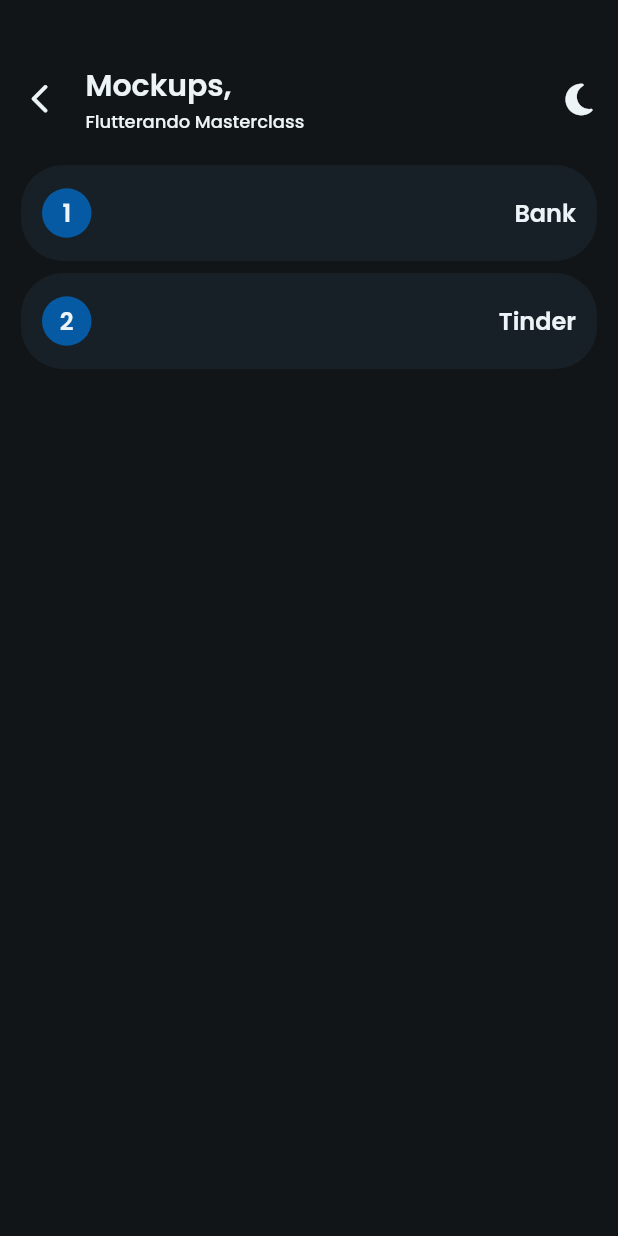
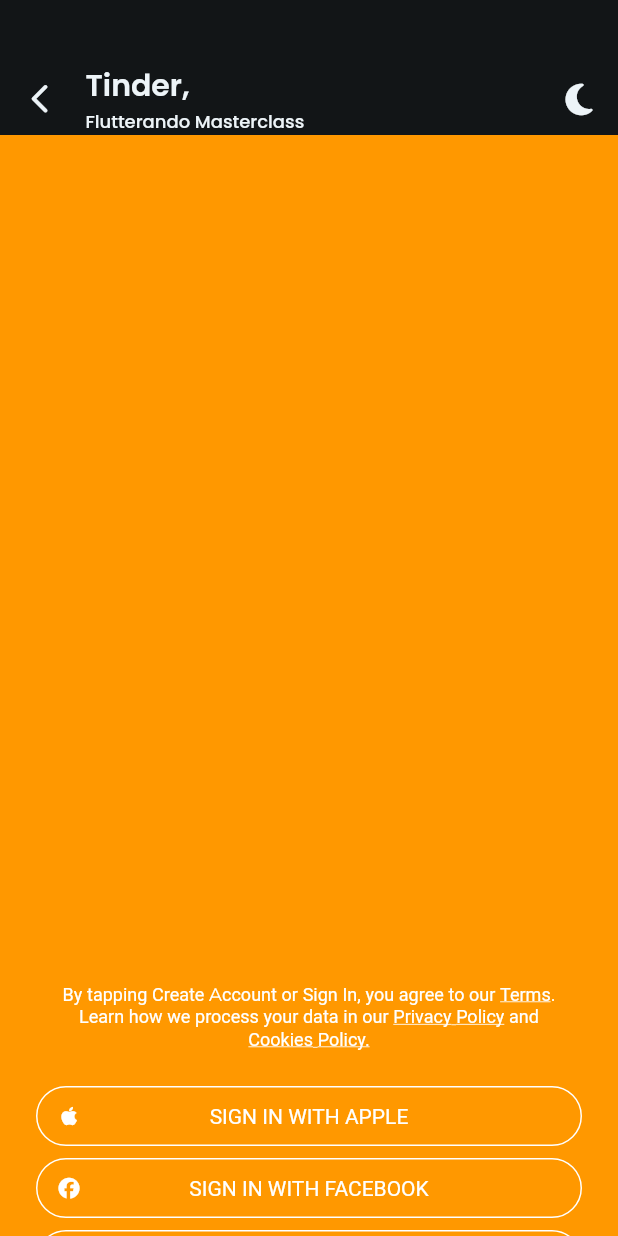
Before and after one commit to DarlanMichel/desafio_masterclass, a Flutter app: the MockupsPage screen opened by its route, after a tap on an icon or button, on a phone screen of 412 x 824 dp. Run offline on Flutter 3.47's test engine with Material 2 defaults, Android fonts, the phone set to English and light mode, and no system bars; our stand-ins replace feather_icons, flutter_svg, font_awesome_flutter, google_fonts.

Commit message:
mockup 2

```diff
--- a/lib/app/app.dart
+++ b/lib/app/app.dart
@@ -3,6 +3,7 @@
 import 'package:desafio_masterclass/app/modules/home/home_page.dart';
 import 'package:desafio_masterclass/app/modules/home/pages/mockups/mockups_page.dart';
 import 'package:desafio_masterclass/app/modules/home/pages/mockups/pages/mockup_1_page.dart';
+import 'package:desafio_masterclass/app/modules/home/pages/mockups/pages/mockup_2_page.dart';
 import 'package:desafio_masterclass/app/modules/repositories/repositories_page.dart';
 import 'package:desafio_masterclass/app/modules/splash/splash_screen.dart';
 import 'package:flutter/material.dart';
@@ -116,6 +117,7 @@
         '/animations': (context) => const AnimationsPage(),
         '/mockups': (context) => const MockupsPage(),
         '/mockups/1': (context) => const Mockup1Page(),
+        '/mockups/2': (context) => const Mockup2Page(),
         '/repositories': (context) => const RepositoriesPage(),
         '/about': (context) => const AboutPage(),
       },
--- a/lib/app/modules/home/pages/mockups/mockups_page.dart
+++ b/lib/app/modules/home/pages/mockups/mockups_page.dart
@@ -28,7 +28,7 @@
             MockupsTile(
               index: 2,
               title: 'Tinder',
-              onTap: () {},
+              onTap: () => Navigator.pushNamed(context, '/mockups/2'),
             ),
           ],
         ),
--- /dev/null
+++ b/lib/app/modules/home/pages/mockups/pages/mockup_2_page.dart
@@ -0,0 +1,179 @@
+import 'dart:ui';
+
+import 'package:desafio_masterclass/app/widgets/app_bar_widget.dart';
+import 'package:flutter/material.dart';
+import 'package:font_awesome_flutter/font_awesome_flutter.dart';
+
+class Mockup2Page extends StatelessWidget {
+  const Mockup2Page({super.key});
+
+  @override
+  Widget build(BuildContext context) {
+    return Scaffold(
+      appBar: AppBarWidget(
+        title: 'Tinder,',
+        toBack: () => Navigator.pop(context),
+      ),
+      body: SingleChildScrollView(
+        child: Container(
+          height: MediaQuery.of(context).size.height,
+          width: MediaQuery.of(context).size.width,
+          color: Colors.orange,
+          child: Column(
+            mainAxisAlignment: MainAxisAlignment.end,
+            children: [
+
+              const SizedBox(height: 80),
+              Padding(
+                padding: const EdgeInsets.symmetric(horizontal: 40),
+                child: RichText(
+                  textAlign: TextAlign.center,
+                  text: const TextSpan(
+                    style: TextStyle(
+                      color: Colors.white,
+                      fontSize: 12,
+                    ),
+                    children: [
+                      TextSpan(
+                        text:
+                            'By tapping Create Account or Sign In, you agree to our ',
+                      ),
+                      TextSpan(
+                        text: 'Terms',
+                        style: TextStyle(decoration: TextDecoration.underline),
+                      ),
+                      TextSpan(
+                        text: '. Learn how we process your data in our ',
+                      ),
+                      TextSpan(
+                        text: 'Privacy Policy',
+                        style: TextStyle(decoration: TextDecoration.underline),
+                      ),
+                      TextSpan(
+                        text: ' and ',
+                      ),
+                      TextSpan(
+                        text: 'Cookies Policy.',
+                        style: TextStyle(decoration: TextDecoration.underline),
+                      ),
+                    ],
+                  ),
+                ),
+              ),
+              const SizedBox(height: 24),
+              Container(
+                margin: const EdgeInsets.symmetric(horizontal: 24),
+                height: 40,
+                width: double.infinity,
+                decoration: BoxDecoration(
+                  border: Border.all(
+                    color: Colors.white,
+                    width: 1,
+                  ),
+                  borderRadius: BorderRadius.circular(20),
+                ),
+                child: const Row(
+                  children: [
+                    Padding(
+                      padding: EdgeInsets.only(left: 14),
+                      child: Icon(
+                        FontAwesomeIcons.apple,
+                        size: 14,
+                        color: Colors.white,
+                      ),
+                    ),
+                    Expanded(
+                      child: Center(
+                        child: Text(
+                          'SIGN IN WITH APPLE',
+                          style: TextStyle(color: Colors.white, fontSize: 14),
+                        ),
+                      ),
+                    ),
+                    SizedBox(width: 28),
+                  ],
+                ),
+              ),
+              const SizedBox(height: 8),
+              Container(
+                margin: const EdgeInsets.symmetric(horizontal: 24),
+                height: 40,
+                width: double.infinity,
+                decoration: BoxDecoration(
+                  border: Border.all(
+                    color: Colors.white,
+                    width: 1,
+                  ),
+                  borderRadius: BorderRadius.circular(20),
+                ),
+                child: const Row(
+                  mainAxisAlignment: MainAxisAlignment.spaceAround,
+                  children: [
+                    Padding(
+                      padding: EdgeInsets.only(left: 14),
+                      child: Icon(
+                        FontAwesomeIcons.facebook,
+                        size: 14,
+                        color: Colors.white,
+                      ),
+                    ),
+                    Expanded(
+                      child: Center(
+                        child: Text(
+                          'SIGN IN WITH FACEBOOK',
+                          style: TextStyle(color: Colors.white, fontSize: 14),
+                        ),
+                      ),
+                    ),
+                    SizedBox(width: 28),
+                  ],
+                ),
+              ),
+              const SizedBox(height: 8),
+              Container(
+                margin: const EdgeInsets.symmetric(horizontal: 24),
+                height: 40,
+                width: double.infinity,
+                decoration: BoxDecoration(
+                  border: Border.all(
+                    color: Colors.white,
+                    width: 1,
+                  ),
+                  borderRadius: BorderRadius.circular(20),
+                ),
+                child: const Row(
+                  mainAxisAlignment: MainAxisAlignment.spaceAround,
+                  children: [
+                    Padding(
+                      padding: EdgeInsets.only(left: 14),
+                      child: Icon(
+                        FontAwesomeIcons.solidComment,
+                        size: 14,
+                        color: Colors.white,
+                      ),
+                    ),
+                    Expanded(
+                      child: Center(
+                        child: Text(
+                          'SIGN IN WITH PHONE NUMBER',
+                          style: TextStyle(color: Colors.white, fontSize: 14),
+                        ),
+                      ),
+                    ),
+                    SizedBox(width: 14),
+                  ],
+                ),
+              ),
+              const SizedBox(height: 16),
+              const Text(
+                'Trouble Signing In?',
+                style: TextStyle(color: Colors.white, fontSize: 12),
+              ),
+              const SizedBox(height: 24),
+            ],
+          ),
+        ),
+      ),
+    );
+  }
+}
```
